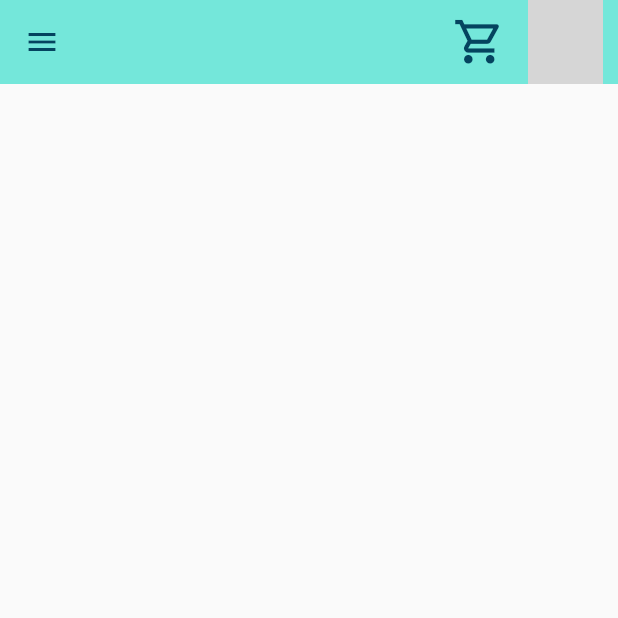
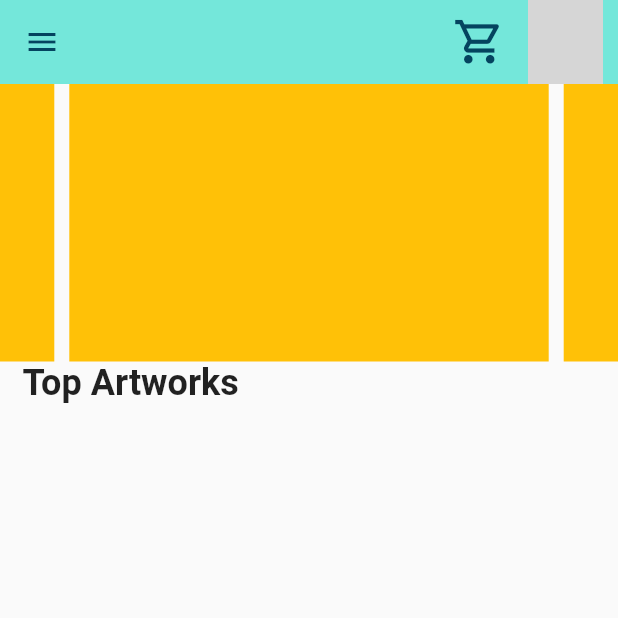
Before and after one commit to mvharikrishnan/E-Commerce, a Flutter app: the ScreenHomeUser screen opened directly, on a phone screen of 412 x 824 dp, the top half of it. Run offline on Flutter 3.47's test engine with Material 2 defaults, Android fonts, the phone set to English and light mode, and no system bars; drawn by our look-alikes of carousel_slider; network calls fail; statements that could not run were skipped; grey boxes are pictures that could not be loaded.

```diff
--- a/lib/core/constants/user/constants.dart
+++ b/lib/core/constants/user/constants.dart
@@ -6,3 +6,8 @@ String userDummyImage =
 SizedBox sizedBox10 = const SizedBox(
   width: 10,
 );
+SizedBox sizedBoxHeight10 = const SizedBox(
+  height: 10,
+);
+
+String UserName = 'Harikrishnan Mv';
--- /dev/null
+++ b/lib/view/presentation/user/home_screen/screenHomeU.dart
@@ -0,0 +1,62 @@
+import 'package:carousel_slider/carousel_slider.dart';
+import 'package:ecommerceapp/core/colors/colors.dart';
+import 'package:ecommerceapp/core/constants/user/constants.dart';
+import 'package:ecommerceapp/view/presentation/user/widget/appBarUser.dart';
+import 'package:ecommerceapp/view/presentation/user/widget/homeScreenProductTile.dart';
+import 'package:ecommerceapp/view/presentation/user/widget/slidingBarItemTile.dart';
+import 'package:flutter/material.dart';
+
+class ScreenHomeUser extends StatelessWidget {
+  const ScreenHomeUser({super.key});
+
+  @override
+  Widget build(BuildContext context) {
+    return Scaffold(
+      appBar: appBarUser(),
+      drawer: Drawer(
+        backgroundColor: offWhiteK,
+      ),
+      body: SingleChildScrollView(
+        child: Column(
+          crossAxisAlignment: CrossAxisAlignment.start,
+          children: [
+            // const SlidingBarItem(),
+            CarouselSlider(
+              options: CarouselOptions(height: 185.0),
+              items: [1, 2, 3, 4, 5].map((i) {
+                return Builder(
+                  builder: (BuildContext context) {
+                    return Container(
+                      width: MediaQuery.of(context).size.width,
+                      margin: const EdgeInsets.symmetric(horizontal: 5.0),
+                      decoration: const BoxDecoration(color: Colors.amber),
+                      // child: Text(
+                      //   'text $i',
+                      //   style: TextStyle(fontSize: 16.0),
+                      // ),
+                    );
+                  },
+                );
+              }).toList(),
+            ),
+            const Padding(
+              padding: EdgeInsets.only(left: 15),
+              child: Text(
+                'Top Artworks',
+                style: TextStyle(fontSize: 24, fontWeight: FontWeight.bold),
+              ),
+            ),
+            // GridView.builder(
+            //   itemCount: 30 ,
+            //   gridDelegate: SliverGridDelegateWithFixedCrossAxisCount(
+            //       crossAxisCount: 2, crossAxisSpacing: 4.0, mainAxisSpacing: 4.0),
+            //   itemBuilder: (context, index) {
+            //     return HomeScreenGridTile();
+            //   },
+            // ),
+          ],
+        ),
+      ),
+    );
+  }
+}
--- a/lib/view/presentation/user/navigation.dart
+++ b/lib/view/presentation/user/navigation.dart
@@ -1,5 +1,5 @@
 import 'package:ecommerceapp/core/colors/colors.dart';
-import 'package:ecommerceapp/view/presentation/user/screenAccountU.dart';
+import 'package:ecommerceapp/view/presentation/user/account_screen/screenAccountU.dart';
 import 'package:ecommerceapp/view/presentation/user/screenCategoryU.dart';
 import 'package:ecommerceapp/view/presentation/user/screenDiscoverU.dart';
 import 'package:ecommerceapp/view/presentation/user/screenHomeU.dart';
--- a/lib/view/presentation/user/screenHomeU.dart
+++ /dev/null
@@ -1,19 +0,0 @@
-import 'package:ecommerceapp/core/colors/colors.dart';
-import 'package:ecommerceapp/view/presentation/user/widget/appBarUser.dart';
-import 'package:flutter/material.dart';
-import 'package:flutter/src/widgets/container.dart';
-import 'package:flutter/src/widgets/framework.dart';
-
-class ScreenHomeUser extends StatelessWidget {
-  const ScreenHomeUser({super.key});
-
-  @override
-  Widget build(BuildContext context) {
-    return Scaffold(
-      appBar: appBarUser(),
-      drawer: Drawer(
-        backgroundColor: offWhiteK,
-      ),
-    );
-  }
-}
```
Also changed, not shown: lib/view/presentation/user/account_screen/screenAccountU.dart (added, +42 -0 lines), lib/view/presentation/user/account_screen/widget/account_edit_button.dart (added, +22 -0 lines), lib/view/presentation/user/account_screen/widget/account_profile.dart (added, +22 -0 lines), lib/view/presentation/user/home_screen/widget/homeScreenProductTile.dart (added, +24 -0 lines), lib/view/presentation/user/home_screen/widget/slidingBarItemTile.dart (added, +38 -0 lines), lib/view/presentation/user/screenAccountU.dart (deleted, +0 -11 lines), pubspec.yaml (+45 -55 lines), lib/view/presentation/user/account_screen/widget/settingTile.dart (added), pubspec.lock, 5 other files.
